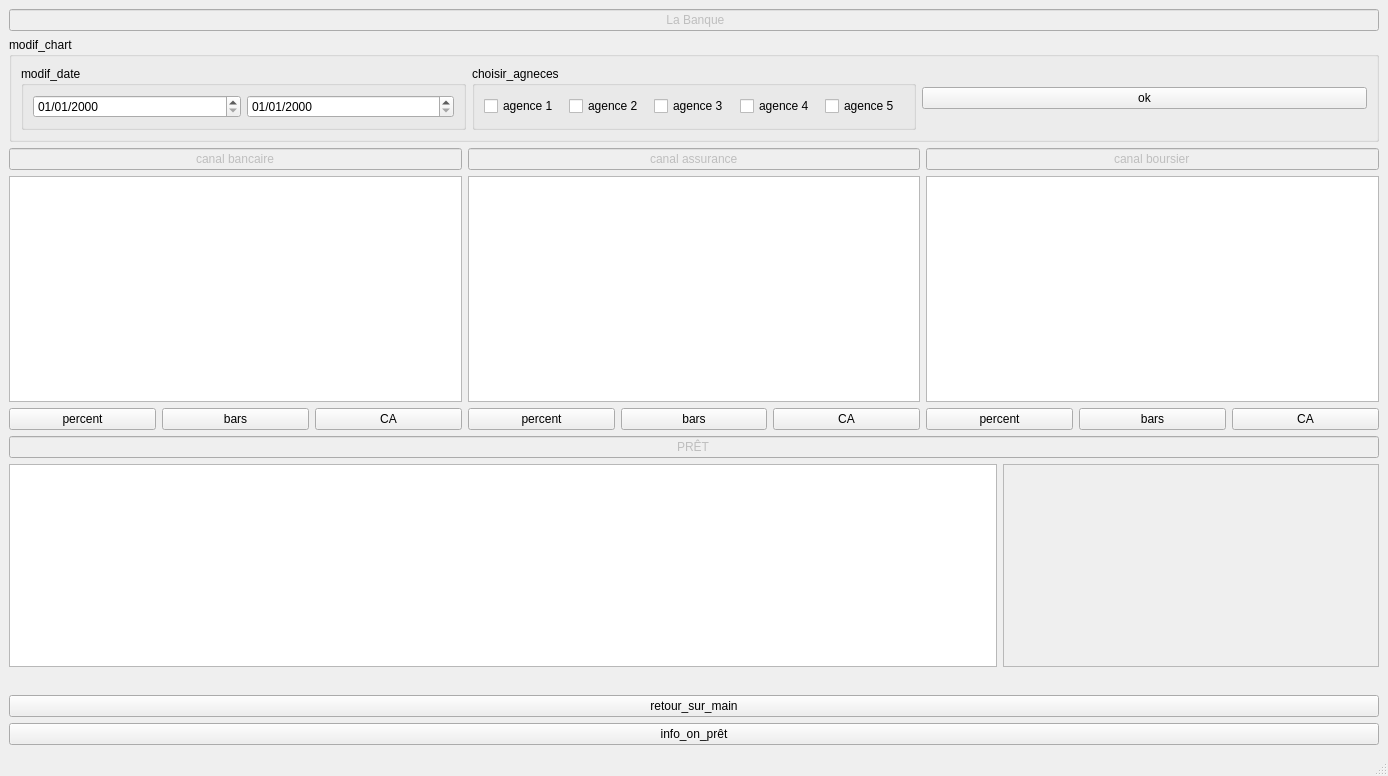
Before: the Qt Designer form IHM/mainwindow.ui in DARWICHAli/IHM, drawn with Qt 5.
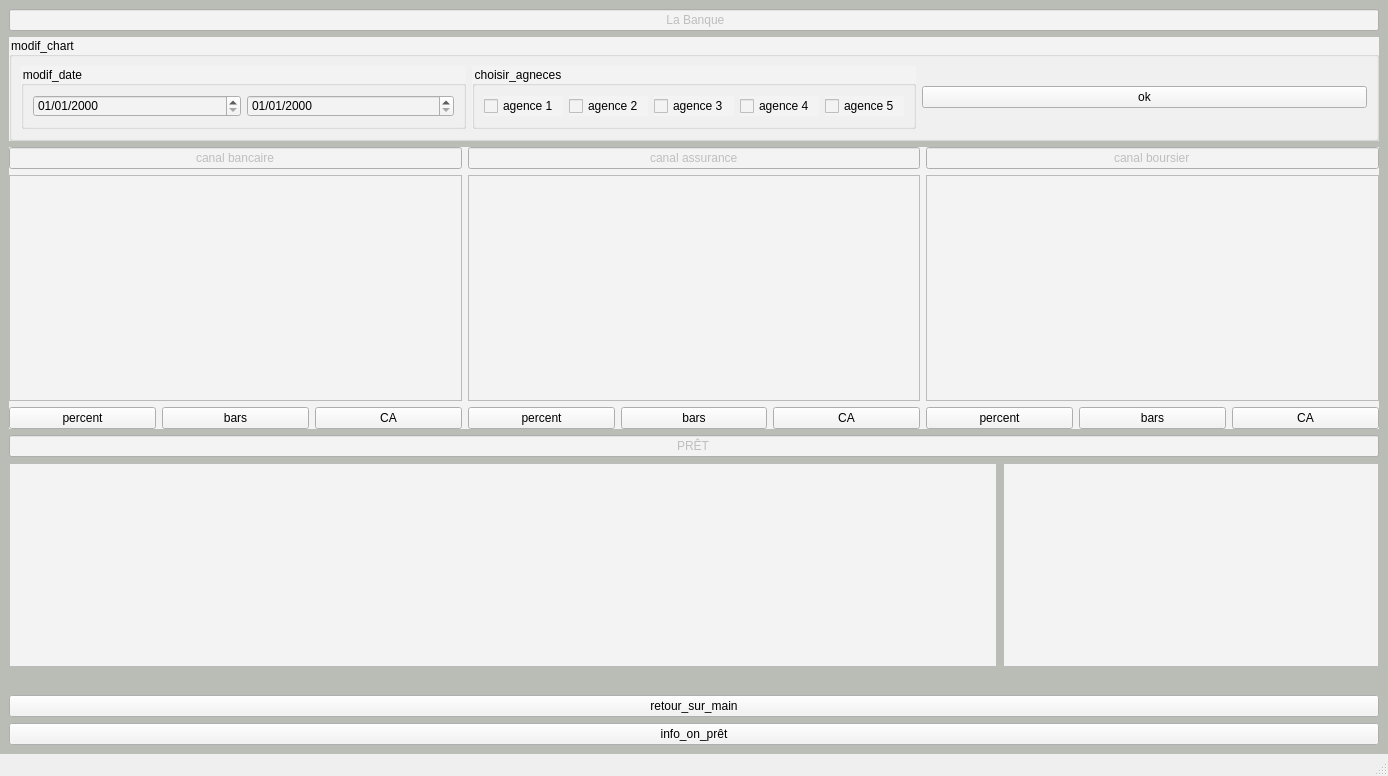
After: the same form once the commit is applied. Custom widgets are drawn as their Qt base class.

```diff
--- a/IHM/mainwindow.ui
+++ b/IHM/mainwindow.ui
@@ -23,9 +23,16 @@
    <property name="autoFillBackground">
     <bool>false</bool>
    </property>
+   <property name="styleSheet">
+    <string notr="true">background-color: rgb(136, 138, 133);
+background-color: rgb(186, 189, 182);</string>
+   </property>
    <layout class="QGridLayout" name="gridLayout_5">
     <item row="3" column="0" colspan="3">
      <widget class="QWidget" name="widget" native="true">
+      <property name="styleSheet">
+       <string notr="true">background-color: rgb(243, 243, 243);</string>
+      </property>
       <layout class="QGridLayout" name="gridLayout">
        <property name="leftMargin">
         <number>0</number>
@@ -167,6 +174,9 @@
     </item>
     <item row="4" column="0" colspan="3">
      <widget class="QWidget" name="widget_2" native="true">
+      <property name="styleSheet">
+       <string notr="true"/>
+      </property>
       <layout class="QGridLayout" name="gridLayout_4">
        <property name="leftMargin">
         <number>0</number>
@@ -182,6 +192,9 @@
        </property>
        <item row="3" column="0" colspan="2">
         <widget class="QPushButton" name="pushButton_retour">
+         <property name="styleSheet">
+          <string notr="true">background-color: rgb(243, 243, 243);</string>
+         </property>
          <property name="text">
           <string>retour_sur_main</string>
          </property>
@@ -192,6 +205,9 @@
          <property name="enabled">
           <bool>true</bool>
          </property>
+         <property name="styleSheet">
+          <string notr="true">background-color: rgb(243, 243, 243);</string>
+         </property>
          <property name="interactive">
           <bool>false</bool>
          </property>
@@ -202,6 +218,9 @@
          <property name="enabled">
           <bool>false</bool>
          </property>
+         <property name="styleSheet">
+          <string notr="true">background-color: rgb(243, 243, 243);</string>
+         </property>
         </widget>
        </item>
        <item row="0" column="0" colspan="2">
@@ -209,6 +228,9 @@
          <property name="enabled">
           <bool>false</bool>
          </property>
+         <property name="styleSheet">
+          <string notr="true">background-color: rgb(243, 243, 243);</string>
+         </property>
          <property name="text">
           <string>PRÊT</string>
          </property>
@@ -235,12 +257,18 @@
     </item>
     <item row="2" column="0" colspan="3">
      <widget class="QGroupBox" name="groupBox_3">
+      <property name="styleSheet">
+       <string notr="true">background-color: rgb(243, 243, 243);</string>
+      </property>
       <property name="title">
        <string>modif_chart</string>
       </property>
       <layout class="QGridLayout" name="gridLayout_2">
        <item row="1" column="1">
         <widget class="QGroupBox" name="groupBox">
+         <property name="styleSheet">
+          <string notr="true">background-color: rgb(243, 243, 243);</string>
+         </property>
          <property name="title">
           <string>modif_date</string>
          </property>
@@ -271,6 +299,9 @@
        </item>
        <item row="1" column="2">
         <widget class="QGroupBox" name="groupBox_2">
+         <property name="styleSheet">
+          <string notr="true">background-color: rgb(243, 243, 243);</string>
+         </property>
          <property name="title">
           <string>choisir_agneces</string>
          </property>
@@ -330,6 +361,9 @@
       <property name="enabled">
        <bool>false</bool>
       </property>
+      <property name="styleSheet">
+       <string notr="true">background-color: rgb(243, 243, 243);</string>
+      </property>
       <property name="inputMethodHints">
        <set>Qt::ImhNone</set>
       </property>
@@ -343,6 +377,9 @@
     </item>
     <item row="5" column="0" colspan="3">
      <widget class="QPushButton" name="pushButton_2">
+      <property name="styleSheet">
+       <string notr="true">background-color: rgb(243, 243, 243);</string>
+      </property>
       <property name="text">
        <string>info_on_prêt</string>
       </property>
```
